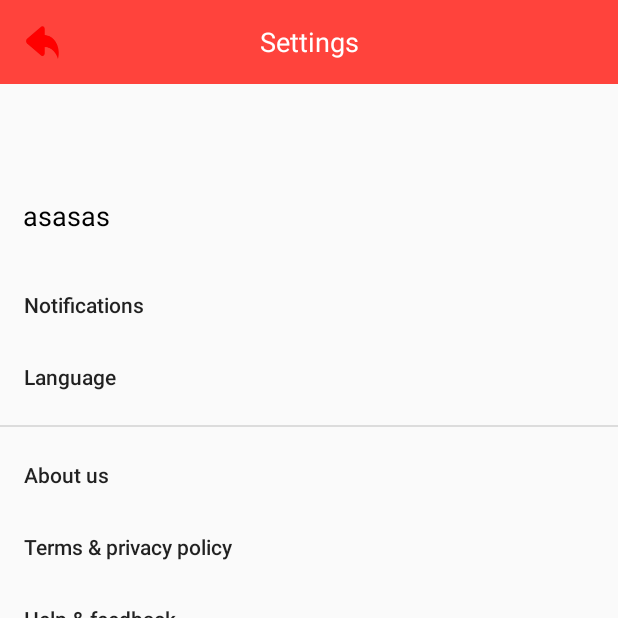
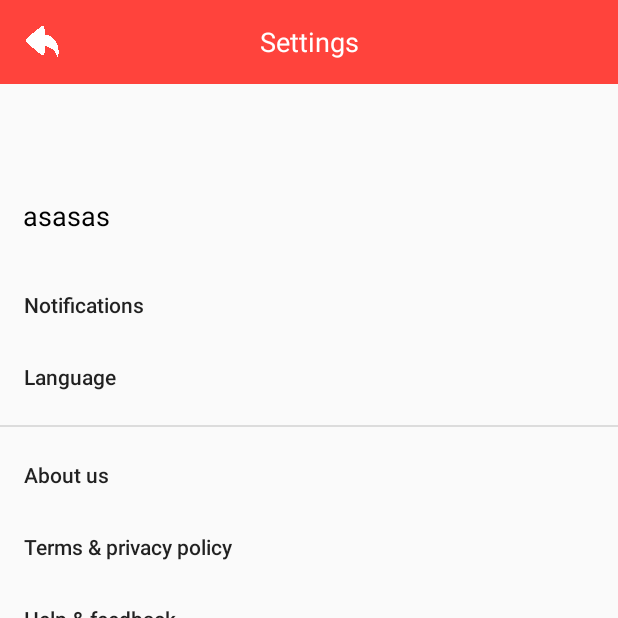
Before and after one commit to kshitizNandan/secreto, an Android app: the SettingsActivity screen opened directly, with no data from a screen before it, on a phone screen of 412 x 824 dp, the top half of it. Run offline under Robolectric (Android 15) with nearby library versions, the phone set to English and light mode, and no system bars; our stand-ins replace ButterKnife, Volley.

Commit message:
Merge branch 'master' of https://github.com/kshitizNandan/secreto
Conflicts:
	Secreto/app/src/main/res/values/colors.xml
	Secreto/app/src/main/res/values/styles.xml

```diff
--- a/Secreto/app/src/main/java/com/secreto/activities/HomeActivity.java
+++ b/Secreto/app/src/main/java/com/secreto/activities/HomeActivity.java
@@ -82,6 +82,10 @@ public class HomeActivity extends BaseActivityWithActionBar {
         return getString(R.string.app_name);
     }
 
+    @Override
+    public boolean isShowHomeButton() {
+        return false;
+    }
 
     @OnClick(R.id.iv_profileImg)
     void onClickProfileImg() {
--- a/Secreto/app/src/main/java/com/secreto/activities/SettingsActivity.java
+++ b/Secreto/app/src/main/java/com/secreto/activities/SettingsActivity.java
@@ -85,10 +85,6 @@ public class SettingsActivity extends BaseActivityWithActionBar {
         return getString(R.string.settings);
     }
 
-    @Override
-    public boolean isShowHomeButton() {
-        return true;
-    }
 
     @Override
     protected void onBackPress() {
--- a/Secreto/app/src/main/java/com/secreto/activities/SignUpActivity.java
+++ b/Secreto/app/src/main/java/com/secreto/activities/SignUpActivity.java
@@ -80,10 +80,9 @@ public class SignUpActivity extends ImagePickerActivity {
     }
 
     @Override
-    public boolean isShowHomeButton() {
-        return true;
+    public int setHomeButtonDrawable() {
+        return R.drawable.back_arrow;
     }
-
 
     @Override
     protected void onCreate(Bundle savedInstanceState) {
--- a/Secreto/app/src/main/java/com/secreto/base_activities/BaseActivityWithActionBar.java
+++ b/Secreto/app/src/main/java/com/secreto/base_activities/BaseActivityWithActionBar.java
@@ -25,7 +25,7 @@ public abstract class BaseActivityWithActionBar extends IBaseActivity {
             ActionBar actionBar = getSupportActionBar();
             if (actionBar != null) {
                 actionBar.setDisplayHomeAsUpEnabled(isShowHomeButton());
-                actionBar.setHomeAsUpIndicator(R.drawable.back_arrow);
+                actionBar.setHomeAsUpIndicator(setHomeButtonDrawable());
                 getSupportActionBar().setDisplayShowTitleEnabled(false);
             }
             TextView toolbarTitle = (TextView) toolbar.findViewById(R.id.toolbarTitle);
@@ -52,11 +52,16 @@ public abstract class BaseActivityWithActionBar extends IBaseActivity {
 
     @Override
     public boolean isShowHomeButton() {
-        return false;
+        return true;
     }
 
     @Override
     protected void onBackPress() {
         finish();
     }
+
+    @Override
+    public int setHomeButtonDrawable() {
+        return R.drawable.back_arrow_w;
+    }
 }
--- a/Secreto/app/src/main/java/com/secreto/base_activities/IBaseActivity.java
+++ b/Secreto/app/src/main/java/com/secreto/base_activities/IBaseActivity.java
@@ -22,5 +22,12 @@ public abstract class IBaseActivity extends AppCompatActivity {
      */
     public abstract boolean isShowHomeButton();
 
+    /**
+     * Toolbar abstract method
+     *
+     * @return backbutton background drawable
+     */
+    public abstract int setHomeButtonDrawable();
+
     protected abstract void onBackPress();
 }
--- a/Secreto/app/src/main/res/layout/activity_login.xml
+++ b/Secreto/app/src/main/res/layout/activity_login.xml
@@ -6,7 +6,8 @@
     android:layout_gravity="center"
     android:descendantFocusability="beforeDescendants"
     android:fillViewport="true"
-    android:focusableInTouchMode="true">
+    android:focusableInTouchMode="true"
+    android:scrollbars="none">
 
 
     <LinearLayout
--- a/Secreto/app/src/main/res/layout/activity_sign_up.xml
+++ b/Secreto/app/src/main/res/layout/activity_sign_up.xml
@@ -17,7 +17,8 @@
         android:layout_height="wrap_content"
         android:layout_gravity="center"
         android:fillViewport="true"
-        android:orientation="vertical">
+        android:orientation="vertical"
+        android:scrollbars="none">
 
         <LinearLayout
             android:layout_width="match_parent"
@@ -141,7 +142,7 @@
             <com.secreto.widgets.CustomFontButton
                 android:id="@+id/btnCreateAccount"
                 style="@style/DefaultButtonStyle"
-                android:layout_marginTop="@dimen/dimen_size_12"
+                android:layout_marginTop="@dimen/dimen_size_10"
                 android:text="@string/create_account" />
         </LinearLayout>
     </ScrollView>
--- a/Secreto/app/src/main/res/layout/toolbar_transparent.xml
+++ b/Secreto/app/src/main/res/layout/toolbar_transparent.xml
@@ -4,7 +4,7 @@
     android:id="@+id/toolbar"
     android:layout_width="match_parent"
     android:layout_height="wrap_content"
-    android:background="@android:color/transparent"
+    android:background="@color/off_white"
     android:minHeight="?attr/actionBarSize"
     app:contentInsetEnd="0dp"
     app:contentInsetStart="0dp"
--- a/Secreto/app/src/main/res/values/colors.xml
+++ b/Secreto/app/src/main/res/values/colors.xml
@@ -8,4 +8,5 @@
     <color name="half_black">#80000000</color>
     <color name="blue">#425f9f</color>
     <color name="light_blue">#415dae</color>
+    <color name="off_white">#fafafa</color>
 </resources>
--- a/Secreto/app/src/main/res/values/styles.xml
+++ b/Secreto/app/src/main/res/values/styles.xml
@@ -90,7 +90,7 @@
         <item name="android:textSize">@dimen/text_size_13</item>
         <item name="android:gravity">center</item>
         <item name="android:padding">@dimen/dimen_size_10</item>
-        <item name="android:background">@drawable/color_primary_to_primary_dark</item>
+        <item name="android:background">@drawable/ripple_effect</item>
         <item name="fontStyle">fontRegular</item>
     </style>
 
@@ -101,7 +101,7 @@
         <item name="android:textSize">@dimen/text_size_13</item>
         <item name="android:gravity">center</item>
         <item name="android:shadowColor">@color/colorPrimary</item>
-        <item name="android:background">@drawable/color_primary_to_primary_dark</item>
+        <item name="android:background">@drawable/ripple_effect</item>
         <item name="fontStyle">fontRegular</item>
     </style>
 
```
Also changed, not shown: Secreto/app/src/main/AndroidManifest.xml (+5 -4 lines), Secreto/app/src/main/res/drawable-hdpi/back_arrow_w.png (added), Secreto/app/src/main/res/drawable-mdpi/back_arrow_w.png (added), Secreto/app/src/main/res/drawable-v21/ripple_effect.xml (renamed from Secreto/app/src/main/res/drawable-v21/color_primary_to_primary_dark.xml), Secreto/app/src/main/res/drawable-xhdpi/back_arrow_w.png (added), Secreto/app/src/main/res/drawable-xxhdpi/back_arrow_w.png (added), Secreto/app/src/main/res/drawable/ripple_effect.xml (renamed from Secreto/app/src/main/res/drawable/color_primary_to_primary_dark.xml).
